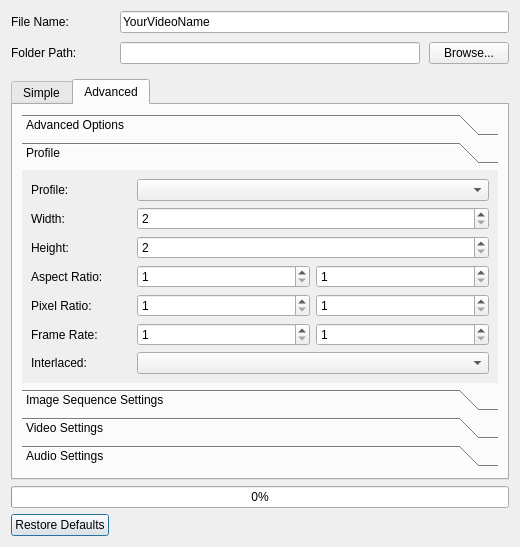
The window that src/windows/ui/export.ui (Zenvi-pro/zenvi-core) describes before a commit, drawn with Qt 5.
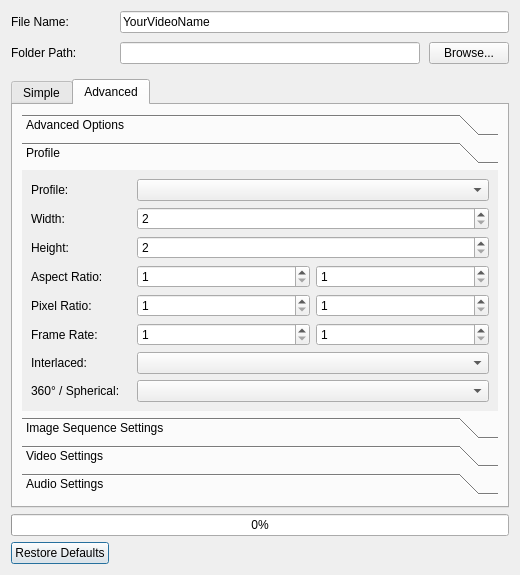
The same window after the commit. The open tabs and pages were chosen to show the change. Icons and pictures are not drawn.

Commit message: Adding 360 column to export screen, under advanced / profile

What changed in the file:
```diff
--- a/src/windows/ui/export.ui
+++ b/src/windows/ui/export.ui
@@ -442,6 +442,36 @@
            <string>Profile</string>
           </attribute>
           <layout class="QGridLayout" name="gridLayout_5">
+           <item row="8" column="0">
+            <layout class="QHBoxLayout" name="horizontalLayout_28">
+             <property name="bottomMargin">
+              <number>0</number>
+             </property>
+             <item>
+              <widget class="QLabel" name="lblSpherical">
+               <property name="minimumSize">
+                <size>
+                 <width>100</width>
+                 <height>0</height>
+                </size>
+               </property>
+               <property name="text">
+                <string>360° / Spherical:</string>
+               </property>
+              </widget>
+             </item>
+             <item>
+              <widget class="QComboBox" name="cboSpherical">
+               <property name="sizePolicy">
+                <sizepolicy hsizetype="Expanding" vsizetype="Fixed">
+                 <horstretch>0</horstretch>
+                 <verstretch>0</verstretch>
+                </sizepolicy>
+               </property>
+              </widget>
+             </item>
+            </layout>
+           </item>
            <item row="0" column="0">
             <layout class="QHBoxLayout" name="horizontalLayout_6">
              <item>
```
The commit also changes 1 other file.
